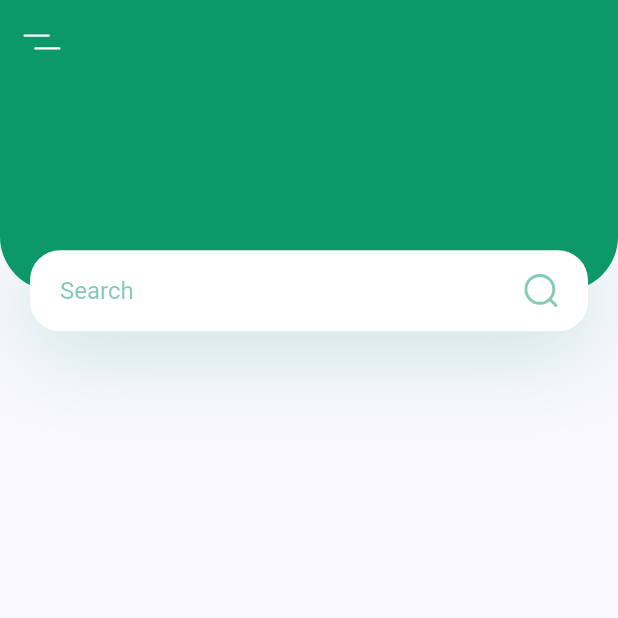
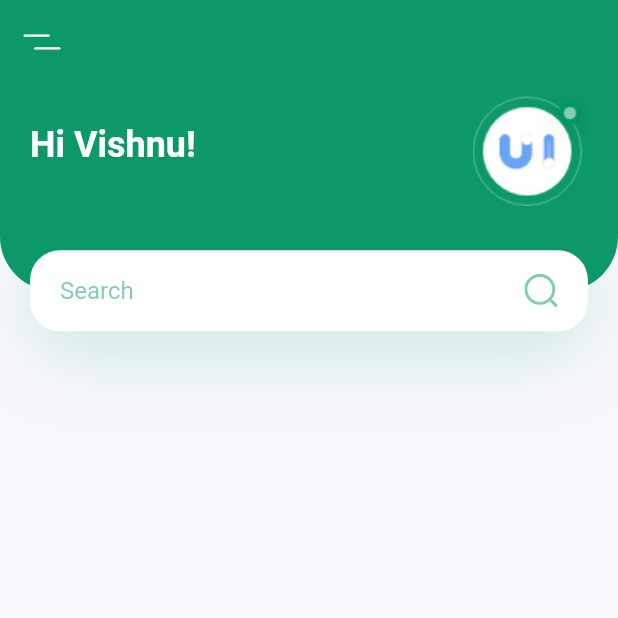
Before and after one commit to Vishnuanand77/PlantApp_FlutterUI, a Flutter app: the screen it shows after launch, on a phone screen of 412 x 824 dp, the top half of it. Run offline on Flutter 3.47's test engine with Material 2 defaults, Android fonts, the phone set to English and light mode, and no system bars; our stand-ins replace flutter_svg.

```diff
--- a/lib/screens/home/components/body.dart
+++ b/lib/screens/home/components/body.dart
@@ -15,6 +15,11 @@ class Body extends StatelessWidget {
           child: Stack(
             children: [
               Container(
+                padding: EdgeInsets.only(
+                  left: kDefaultPadding,
+                  right: kDefaultPadding,
+                  bottom: 36 + kDefaultPadding,
+                ),
                 height: size.height * 0.2 - 27,
                 decoration: BoxDecoration(
                   color: kPrimaryColor,
@@ -22,6 +27,19 @@ class Body extends StatelessWidget {
                     bottomLeft: Radius.circular(36),
                     bottomRight: Radius.circular(36),
                   ),
+                ),
+                child: Row(
+                  children: [
+                    Text(
+                      "Hi Vishnu!",
+                      style: Theme.of(context).textTheme.headline5!.copyWith(
+                            color: Colors.white,
+                            fontWeight: FontWeight.bold,
+                          ),
+                    ),
+                    Spacer(),
+                    Image.asset("assets/images/logo.png"),
+                  ],
                 ),
               ),
               Positioned(
```
